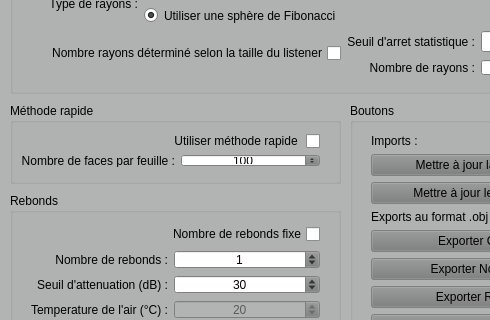
This is mainwindow.ui in DocGrobi/RayTracingCpp as Qt 5 draws it before an edit; both pictures show x 0 to 490 and y 83 to 403 of the 619 by 655 pixel window. The edited form follows.
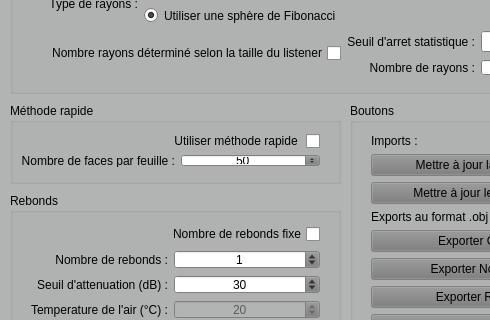
This is the edited form.

Patch:
```diff
--- a/mainwindow.ui
+++ b/mainwindow.ui
@@ -780,7 +780,7 @@
          <number>10000</number>
         </property>
         <property name="value">
-         <number>100</number>
+         <number>50</number>
         </property>
        </widget>
       </item>
```
